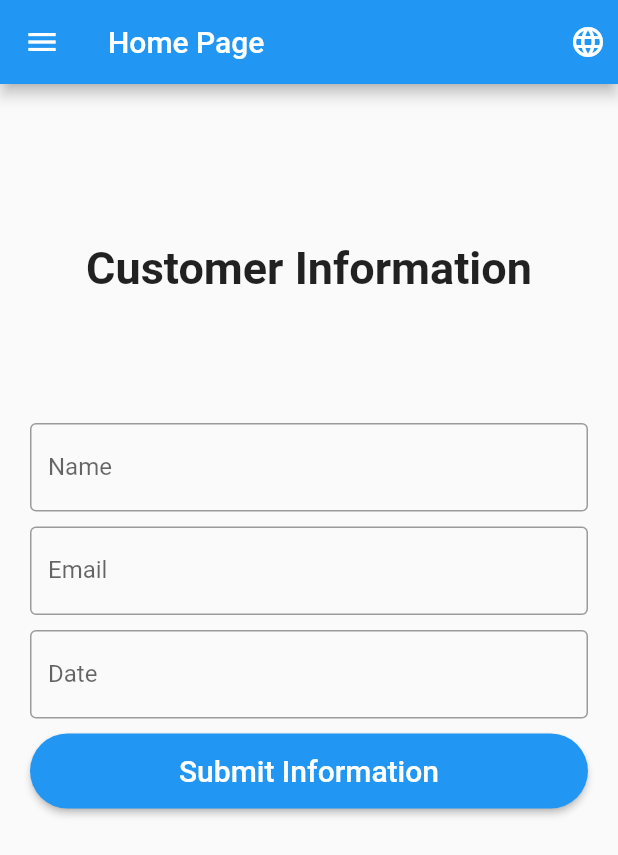
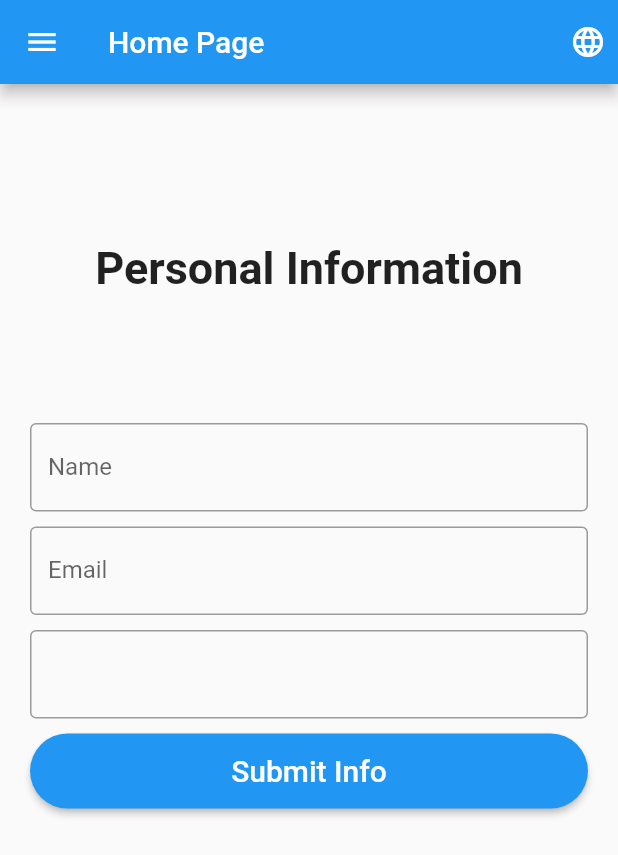
Before and after one commit to alMohamady/flutter_localizations_002, a Flutter app: the screen it shows after launch, in the side drawer, after a tap on the "language" icon, on a phone screen of 412 x 824 dp. Shown: the top 855 px of the screen. Run offline on Flutter 3.47's test engine with Material 2 defaults, Android fonts, the phone set to English and light mode, and no system bars.

```diff
--- /dev/null
+++ b/lib/localization/localization_methods.dart
@@ -0,0 +1,7 @@
+
+import 'package:flutter/material.dart';
+import 'package:flutterlacalization002/localization/set_localization.dart';
+
+String getTranslated(BuildContext context, String key) {
+  return SetLocalization.of(context).getTranslateValue(key);
+}
--- a/lib/localization/set_localization.dart
+++ b/lib/localization/set_localization.dart
@@ -1,7 +1,6 @@
-
-
-
+import 'dart:convert';
 import 'package:flutter/material.dart';
+import 'package:flutter/services.dart';
 
 class SetLocalization {
   final Locale locale;
@@ -12,4 +11,42 @@ class SetLocalization {
     return Localizations.of<SetLocalization>(context, SetLocalization);
   }
 
+  static const LocalizationsDelegate<SetLocalization> localizationsDelegate = _GetLocalizationDelegate();
+
+  Map<String, String> _localizedValues;
+
+  Future load() async {
+    String jsonStringValues = await rootBundle.loadString('lib/lang/${locale.languageCode}.json');
+    Map<String, dynamic> mappedJson = json.decode(jsonStringValues);
+    _localizedValues = mappedJson.map((key, value) => MapEntry(key, value.toString()));
+  }
+
+  String getTranslateValue(String key) {
+    return _localizedValues[key];
+  }
 }
+
+class _GetLocalizationDelegate extends LocalizationsDelegate <SetLocalization> {
+
+  const _GetLocalizationDelegate();
+
+  @override
+  bool isSupported(Locale locale) {
+    // TODO: implement isSupported
+    return ['en', 'ar'].contains(locale.languageCode);
+  }
+
+  @override
+  Future<SetLocalization> load(Locale locale) async {
+    // TODO: implement load
+    SetLocalization localization = new SetLocalization(locale);
+    await localization.load();
+    return localization;
+  }
+
+  @override
+  bool shouldReload(LocalizationsDelegate<SetLocalization> old) {
+    // TODO: implement shouldReload
+    return false;
+  }
+}
--- a/lib/main.dart
+++ b/lib/main.dart
@@ -1,15 +1,35 @@
 import 'package:flutter/material.dart';
 import 'package:flutter_localizations/flutter_localizations.dart';
+import 'package:flutterlacalization002/localization/set_localization.dart';
 import 'package:flutterlacalization002/routs/custom_route.dart';
 import 'package:flutterlacalization002/routs/route_names.dart';
 
 void main() => runApp(MyApp());
 
-class MyApp extends StatelessWidget {
-  // This widget is the root of your application.
+class MyApp extends StatefulWidget {
+
+  static void setLocale(BuildContext context, Locale locale) {
+    _MyAppState state = context.findAncestorStateOfType<_MyAppState>();
+    state.setLocale(locale);
+  }
+
+  @override
+  _MyAppState createState() => _MyAppState();
+}
+
+class _MyAppState extends State<MyApp> {
+
+  Locale _local;
+
+  void setLocale(Locale locale) {
+    setState(() {
+      _local = locale;
+    });
+  }
+
   @override
   Widget build(BuildContext context) {
-    return MaterialApp(
+    return  MaterialApp(
       title: 'Flutter Demo',
       debugShowCheckedModeBanner: false,
       theme: ThemeData(
@@ -17,16 +37,25 @@ class MyApp extends StatelessWidget {
       ),
       onGenerateRoute: CustomRoute.allRoutes,
       initialRoute: homeRoute,
+      locale: _local,
       supportedLocales: [
         Locale('en', 'US'),
         Locale('ar', 'EG')
       ],
       localizationsDelegates: [
-
+        SetLocalization.localizationsDelegate,
         GlobalMaterialLocalizations.delegate,
         GlobalWidgetsLocalizations.delegate,
         GlobalCupertinoLocalizations.delegate,
       ],
+      localeResolutionCallback: (deviceLocal, supportedLocales) {
+        for(var local in supportedLocales) {
+          if(local.languageCode == deviceLocal.languageCode && local.countryCode == deviceLocal.countryCode) {
+            return deviceLocal;
+          }
+        }
+        return supportedLocales.first;
+      },
     );
   }
 }
--- a/lib/models/language.dart
+++ b/lib/models/language.dart
@@ -11,8 +11,8 @@ class Language {
 
     static List<Language> languageList() {
       return <Language>[
-        Language(1, 'English', '🇺🇸' , 'en-US'),
-        Language(2, 'Arabic', '🇪🇬' , 'ar-EG'),
+        Language(1, 'English', '🇺🇸' , 'en'),
+        Language(2, 'Arabic', '🇪🇬' , 'ar'),
       ];
     }
 }
--- a/lib/pages/home_page.dart
+++ b/lib/pages/home_page.dart
@@ -1,5 +1,8 @@
 import 'package:flutter/cupertino.dart';
 import 'package:flutter/material.dart';
+import 'package:flutterlacalization002/localization/localization_methods.dart';
+import 'package:flutterlacalization002/localization/set_localization.dart';
+import 'package:flutterlacalization002/main.dart';
 import 'package:flutterlacalization002/models/language.dart';
 import 'package:flutterlacalization002/routs/route_names.dart';
 
@@ -17,7 +20,7 @@ class _HomePageState extends State<HomePage> {
     return Scaffold(
       drawer: _drawerList(),
       appBar: AppBar(
-        title: Text('Home Page'),
+        title: Text(SetLocalization.of(context).getTranslateValue('home_page')),
         actions: <Widget>[
           Padding(
             padding: EdgeInsets.all(8),
@@ -68,10 +71,13 @@ class _HomePageState extends State<HomePage> {
         child: Column(
           children: <Widget>[
             Container(
-             height: MediaQuery.of(context).size.height /4,
+              height: MediaQuery
+                  .of(context)
+                  .size
+                  .height / 4,
               child: Center(
                 child: Text(
-                 'Customer Information',
+                  getTranslated(context,'personal_info'),
                   textAlign: TextAlign.center,
                   style: TextStyle(
                       fontSize: 30,
@@ -82,15 +88,15 @@ class _HomePageState extends State<HomePage> {
             ),
             TextFormField(
               validator: (val) {
-               if (val.isEmpty){
-                 return 'required field';
+                if (val.isEmpty) {
+                  return  getTranslated(context,'required_field');
                 }
                 return null;
               },
               decoration: InputDecoration(
                   border: OutlineInputBorder(),
-               labelText: 'Name',
-               hintText: 'Enter Name'
+                  labelText:  getTranslated(context,'name'),
+                  hintText:  getTranslated(context,'name_hint')
               ),
             ),
             SizedBox(
@@ -98,15 +104,15 @@ class _HomePageState extends State<HomePage> {
             ),
             TextFormField(
               validator: (val) {
-               if (val.isEmpty){
-                 return 'required field';
+                if (val.isEmpty) {
+                  return getTranslated(context,'required_field');
                 }
                 return null;
               },
               decoration: InputDecoration(
                   border: OutlineInputBorder(),
-                 labelText: 'Email',
-                 hintText: 'Enter Email Address'
+                  labelText:  getTranslated(context,'email'),
+                  hintText:  getTranslated(context,'email_hint')
               ),
             ),
             SizedBox(
@@ -115,8 +121,8 @@ class _HomePageState extends State<HomePage> {
             TextFormField(
               decoration: InputDecoration(
                   border: OutlineInputBorder(),
-               labelText: 'Date',
-               hintText: 'Select Date of Birth'
+                  labelText: getTranslated(context,'Date'),
+                  hintText: getTranslated(context,'Date')
               ),
               onTap: () async {
                 FocusScope.of(context).requestFocus(FocusNode());
@@ -143,10 +149,12 @@ class _HomePageState extends State<HomePage> {
               },
               height: 50,
               shape: StadiumBorder(),
-             color: Theme.of(context).primaryColor,
+              color: Theme
+                  .of(context)
+                  .primaryColor,
               child: Center(
                 child: Text(
-                 'Submit Information',
+                  getTranslated(context,'submit_info'),
                   style: TextStyle(color: Colors.white, fontSize: 20),
                 ),
               ),
@@ -160,14 +168,19 @@ class _HomePageState extends State<HomePage> {
     showTimePicker(context: context, initialTime: TimeOfDay.now());
   }
 
-  Container _drawerList(){
+  Container _drawerList() {
     TextStyle _textStyle = TextStyle(
         color: Colors.white,
         fontSize: 24
     );
     return Container(
-      width: MediaQuery.of(context).size.width / 1.5,
-      color: Theme.of(context).primaryColor,
+      width: MediaQuery
+          .of(context)
+          .size
+          .width / 1.5,
+      color: Theme
+          .of(context)
+          .primaryColor,
       child: ListView(
         padding: EdgeInsets.zero,
         children: <Widget>[
@@ -184,7 +197,7 @@ class _HomePageState extends State<HomePage> {
               size: 30,
             ),
             title: Text(
-              'About Us',
+              getTranslated(context,'about_us'),
               style: _textStyle,
             ),
             onTap: () {
@@ -199,7 +212,7 @@ class _HomePageState extends State<HomePage> {
               size: 30,
             ),
             title: Text(
-              'Settings',
+              getTranslated(context,'settings'),
               style: _textStyle,
             ),
             onTap: () {
@@ -213,6 +226,18 @@ class _HomePageState extends State<HomePage> {
   }
 
   void _changeLanguage(Language lang) {
-    print (lang.languageCode);
+    Locale _temp;
+    switch (lang.languageCode) {
+      case 'en':
+        _temp = Locale(lang.languageCode, 'US');
+        break;
+      case 'ar':
+        _temp = Locale(lang.languageCode, 'EG');
+        break;
+      default:
+        _temp = Locale('en', 'US');
+        break;
+    }
+    MyApp.setLocale(context, _temp);
   }
 }
--- a/pubspec.yaml
+++ b/pubspec.yaml
@@ -42,8 +42,9 @@ flutter:
   uses-material-design: true
 
   # To add assets to your application, add an assets section, like this:
-  # assets:
-  #  - images/a_dot_burr.jpeg
+  assets:
+    - lib/lang/en.json
+    - lib/lang/ar.json
   #  - images/a_dot_ham.jpeg
 
   # An image asset can refer to one or more resolution-specific "variants", see
```
Also changed, not shown: lib/lang/ar.json (+6 -1 lines), lib/lang/en.json (+6 -1 lines). Lines whose indentation alone changed are shown as unchanged.
